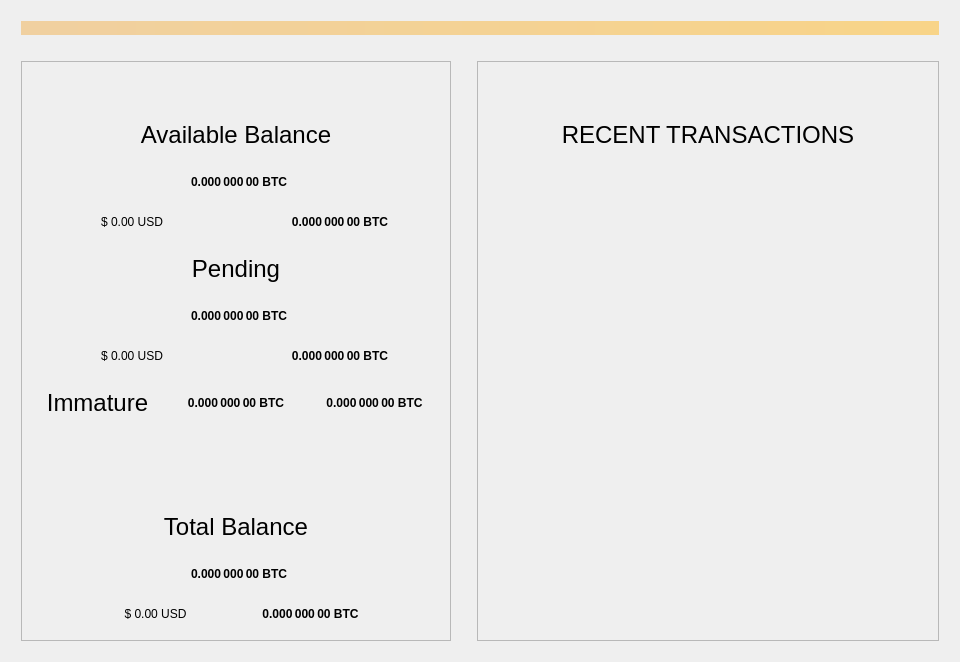
Old version of the form src/qt/forms/overviewpage.ui in the repository PACCommunity/PAC.
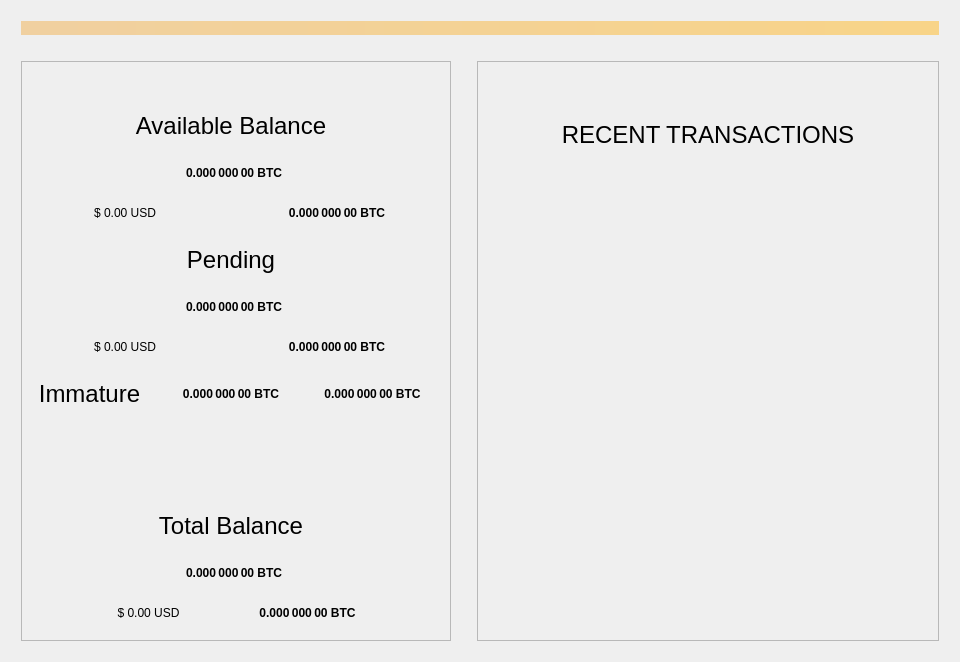
New version of the form.

The edit to the form file:
```diff
--- a/src/qt/forms/overviewpage.ui
+++ b/src/qt/forms/overviewpage.ui
@@ -78,6 +78,18 @@
           <string>container</string>
          </property>
          <layout class="QVBoxLayout" name="verticalLayout_4">
+          <property name="leftMargin">
+           <number>0</number>
+          </property>
+          <property name="topMargin">
+           <number>0</number>
+          </property>
+          <property name="rightMargin">
+           <number>10</number>
+          </property>
+          <property name="bottomMargin">
+           <number>10</number>
+          </property>
           <item>
            <widget class="QLabel" name="labelWalletStatus">
             <property name="sizePolicy">
```
